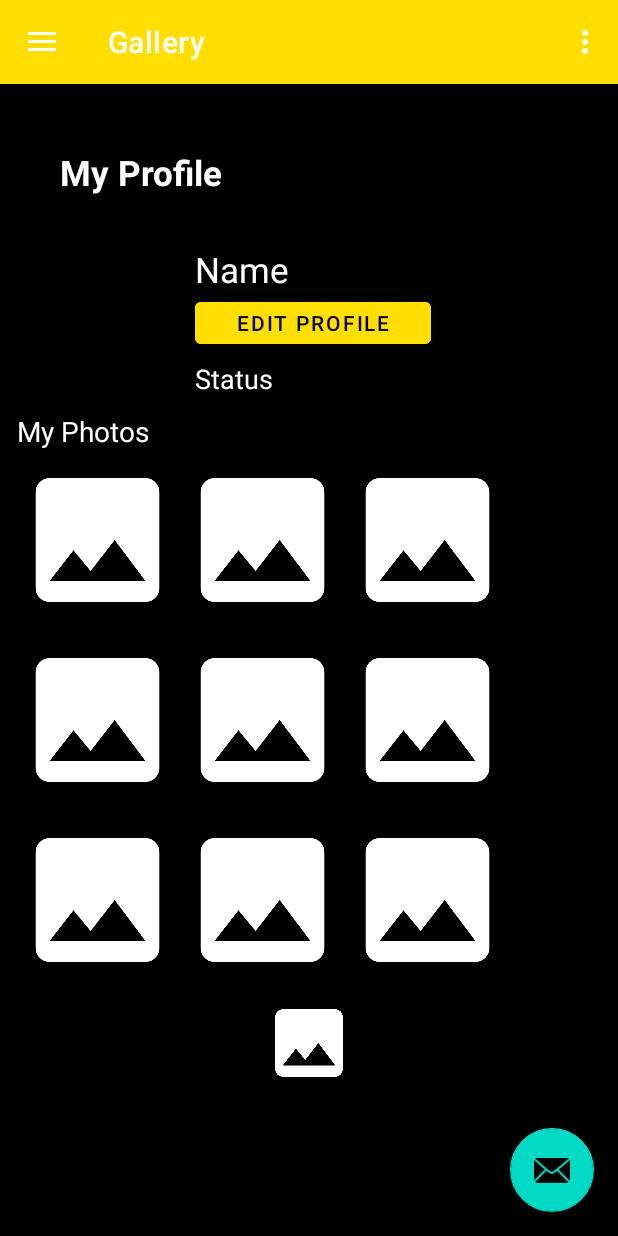
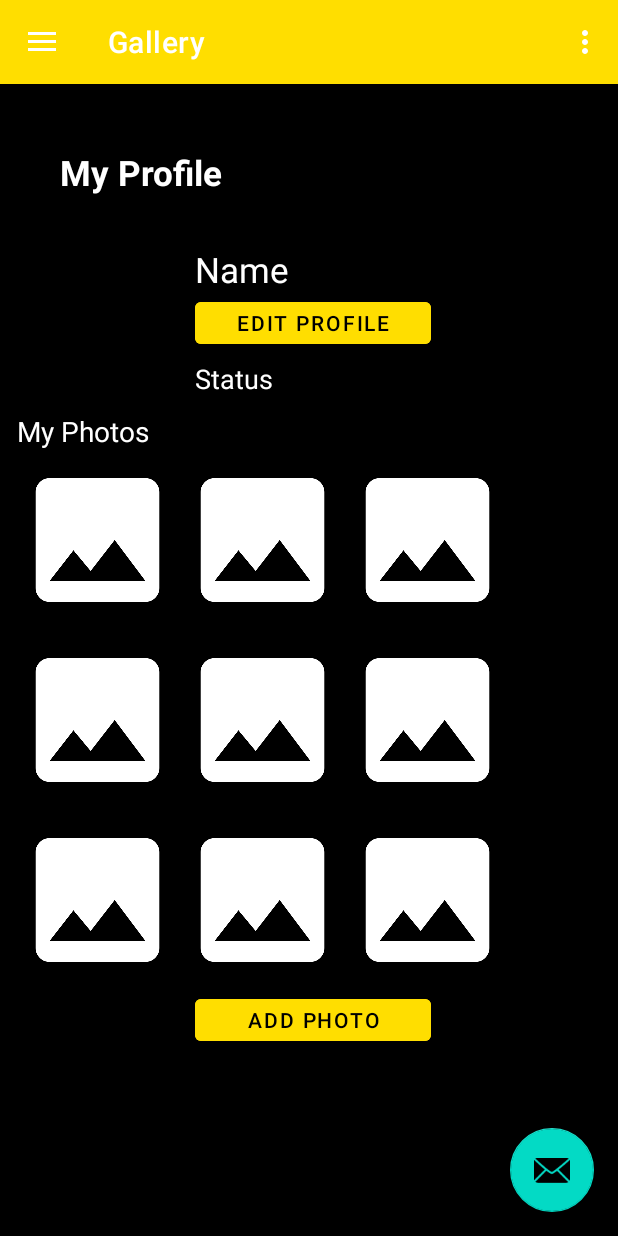
Before and after one commit to BrunoLujan/Faketagram-Frontend, an Android app: the screen it shows after launch (MainActivity), in the side drawer, after a tap on "Gallery", on a phone screen of 412 x 824 dp. Run offline under Robolectric (Android 15) with nearby library versions, the phone set to English and light mode, and no system bars; our stand-ins replace navigation-ui.

Commit message:
Implementación navegabilidad Upload Photo

```diff
--- a/app/src/main/java/com/example/faketagram_app/ui/gallery/GalleryFragment.java
+++ b/app/src/main/java/com/example/faketagram_app/ui/gallery/GalleryFragment.java
@@ -1,10 +1,13 @@
 package com.example.faketagram_app.ui.gallery;
 
+import android.content.Intent;
 import android.os.Bundle;
 import android.view.LayoutInflater;
 import android.view.View;
 import android.view.ViewGroup;
+import android.widget.Button;
 import android.widget.TextView;
+import android.widget.Toast;
 
 import androidx.annotation.NonNull;
 import androidx.annotation.Nullable;
@@ -13,23 +16,26 @@ import androidx.lifecycle.Observer;
 import androidx.lifecycle.ViewModelProvider;
 
 import com.example.faketagram_app.R;
+import com.example.faketagram_app.UploadPhoto;
 
 public class GalleryFragment extends Fragment {
 
-    private GalleryViewModel galleryViewModel;
+    View vista;
+    Button btnAddPhoto;
 
     public View onCreateView(@NonNull LayoutInflater inflater,
                              ViewGroup container, Bundle savedInstanceState) {
-        galleryViewModel =
-                new ViewModelProvider(this).get(GalleryViewModel.class);
-        View root = inflater.inflate(R.layout.fragment_gallery, container, false);
-        final TextView textView = root.findViewById(R.id.text_gallery);
-        galleryViewModel.getText().observe(getViewLifecycleOwner(), new Observer<String>() {
+        vista=inflater.inflate(R.layout.fragment_gallery,container,false);
+        btnAddPhoto= (Button) vista.findViewById(R.id.btnAddPhoto);
+
+        btnAddPhoto.setOnClickListener(new View.OnClickListener() {
             @Override
-            public void onChanged(@Nullable String s) {
-                textView.setText(s);
+            public void onClick(View view) {
+                Intent intent = new Intent(getActivity(),UploadPhoto.class);
+                getActivity().startActivity(intent);
             }
         });
-        return root;
+        return vista;
     }
+
 }
--- a/app/src/main/res/layout/fragment_gallery.xml
+++ b/app/src/main/res/layout/fragment_gallery.xml
@@ -148,13 +148,14 @@
                 app:srcCompat="@drawable/ic_image_photograph" />
         </GridLayout>
 
-        <ImageView
-            android:layout_width="60dp"
-            android:layout_height="60dp"
-            android:background="@drawable/ic_image_photograph"
-            android:layout_gravity="center"
-            android:layout_margin="5dp" />
-
+        <Button
+            android:layout_width="25mm"
+            android:layout_height="40dp"
+            android:layout_marginHorizontal="120dp"
+            android:text="Add Photo"
+            android:textColor="@color/black"
+            android:backgroundTint="@color/yellow"
+            android:id="@+id/btnAddPhoto"/>
     </LinearLayout>
 
 </androidx.constraintlayout.widget.ConstraintLayout>
```
